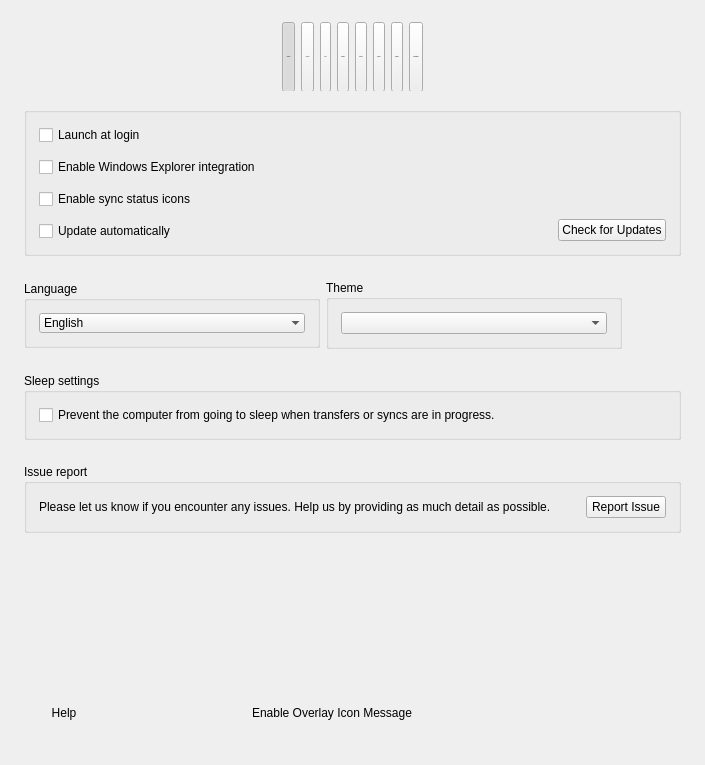
Old version of the form src/MEGASync/gui/ui/SettingsDialog.ui in the repository meganz/MEGAsync.
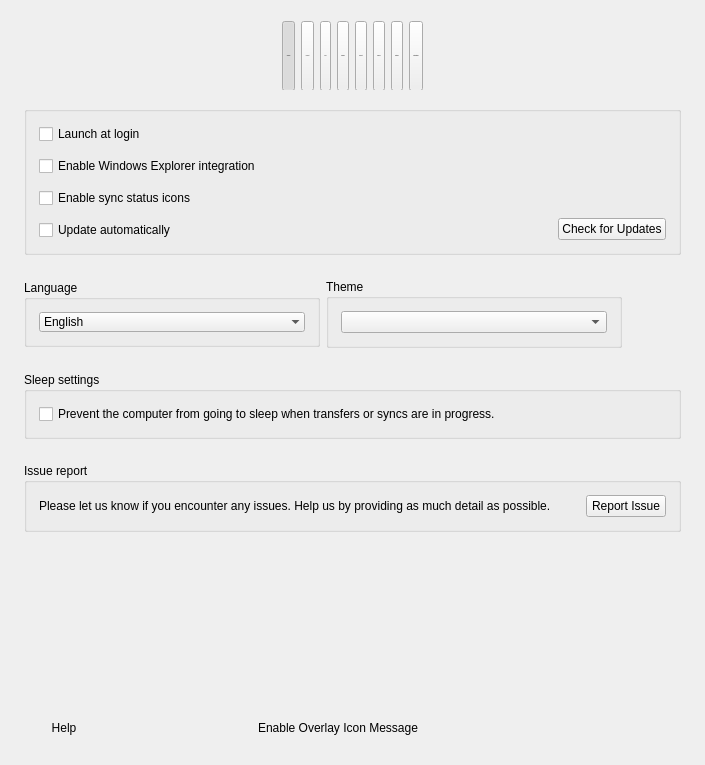
New version of the form. Icons and pictures are not drawn. Custom widgets are drawn as their Qt base class.

Commit message: SNC-4972 : Updated style for setting table.

```diff
--- a/src/MEGASync/gui/ui/SettingsDialog.ui
+++ b/src/MEGASync/gui/ui/SettingsDialog.ui
@@ -235,9 +235,15 @@
    <property name="leftMargin">
     <number>24</number>
    </property>
+   <property name="topMargin">
+    <number>10</number>
+   </property>
    <property name="rightMargin">
     <number>24</number>
    </property>
+   <property name="bottomMargin">
+    <number>24</number>
+   </property>
    <item>
     <widget class="QWidget" name="wTabHeader" native="true">
      <property name="sizePolicy">
@@ -2990,10 +2996,10 @@
        <number>20</number>
       </property>
       <property name="rightMargin">
-       <number>12</number>
+       <number>0</number>
       </property>
       <property name="bottomMargin">
-       <number>20</number>
+       <number>0</number>
       </property>
       <item>
        <widget class="QPushButton" name="bHelp">
@@ -3029,6 +3035,18 @@
         <widget class="QWidget" name="pEmpty"/>
         <widget class="QWidget" name="pProcessing">
          <layout class="QHBoxLayout" name="horizontalLayout_7">
+          <property name="leftMargin">
+           <number>0</number>
+          </property>
+          <property name="topMargin">
+           <number>0</number>
+          </property>
+          <property name="rightMargin">
+           <number>0</number>
+          </property>
+          <property name="bottomMargin">
+           <number>0</number>
+          </property>
           <item>
            <spacer name="horizontalSpacer_10">
             <property name="orientation">
```
The commit also changes 1 other file.
